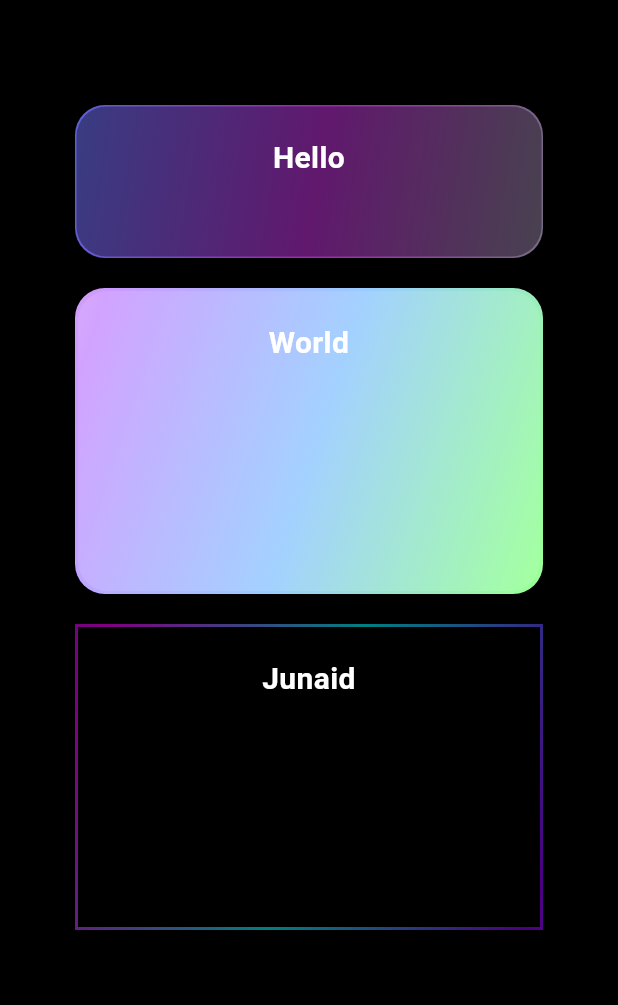
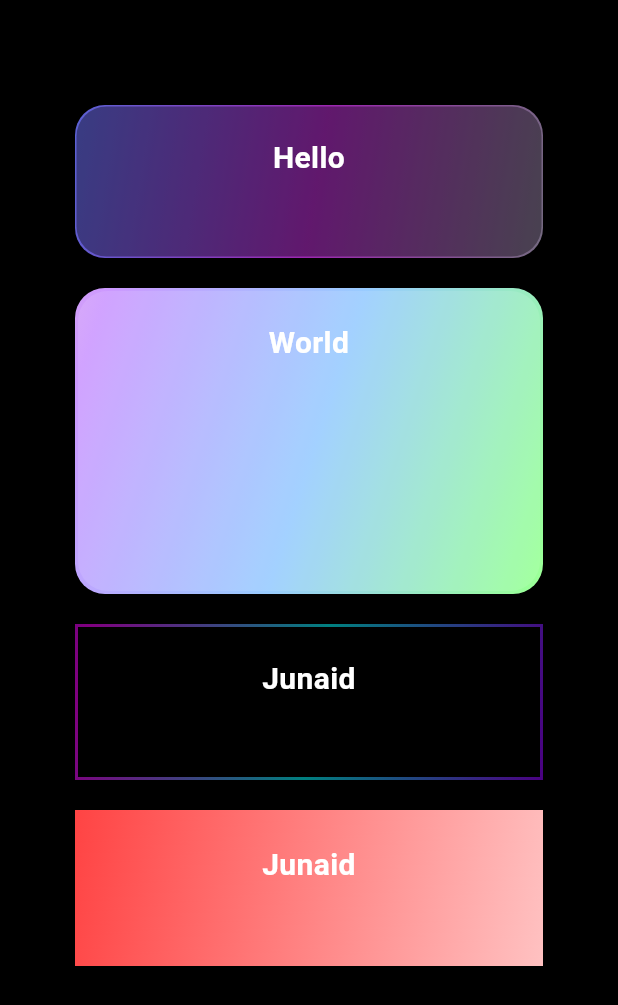
Before and after one commit to Dev-Muhammad-Junaid/flutter_archive, a Flutter app: the screen it shows after launch, on a phone screen of 412 x 824 dp. Shown: the top 1005 px of the screen. Run offline on Flutter 3.47's test engine with Material 3 defaults, Android fonts, the phone set to English and light mode, and no system bars.

Commit message:
Day 24 : Updated Animated Button Widget

```diff
--- a/lib/dart-widgets/animatedButton.dart
+++ b/lib/dart-widgets/animatedButton.dart
@@ -89,6 +89,11 @@ class AnimatedButton extends StatefulWidget {
       Color(0xFF4B0082),
       Color(0xFF9932CC),
     ],
+    'Blink': [
+      Color(0xFFFF0A0A),
+      Color(0xFFFFFFFF),
+
+    ],
   };
   @override
   _AnimatedButtonState createState() => _AnimatedButtonState();
--- a/lib/main.dart
+++ b/lib/main.dart
@@ -72,15 +72,40 @@
                 AnimatedButton(
                     text: "Junaid",
                     gradientStyle: "MysticalTwilight",
-                    containerWidth: 200,
+                    containerWidth: 100,
                     // Custom width
-                    containerHeight: 200,
+                    containerHeight: 100,
                     // Custom height
                     containerMargin: const EdgeInsets.all(2),
                     // Custom margin
                     containerPadding: const EdgeInsets.all(20),
                     // Custom padding
                     containerColor: Colors.black,
+                    // Custom background color
+                    containerOpacity: 0.1,
+                    // Custom opacity
+                    borderRadius: 0,
+                    // Custom border radius
+                    animationDuration: Duration(seconds: 2),
+                    textStyle: TextStyle(
+                      fontSize: 20,
+                      color: Colors.white,
+                      fontWeight: FontWeight.bold,
+                    )), Padding(
+                  padding: const EdgeInsets.all(10.0),
+                ),
+                AnimatedButton(
+                    text: "Junaid",
+                    gradientStyle: "Blink",
+                    containerWidth: 100,
+                    // Custom width
+                    containerHeight: 100,
+                    // Custom height
+                    containerMargin: const EdgeInsets.all(2),
+                    // Custom margin
+                    containerPadding: const EdgeInsets.all(20),
+                    // Custom padding
+                    containerColor: Colors.transparent,
                     // Custom background color
                     containerOpacity: 0.1,
                     // Custom opacity
```
